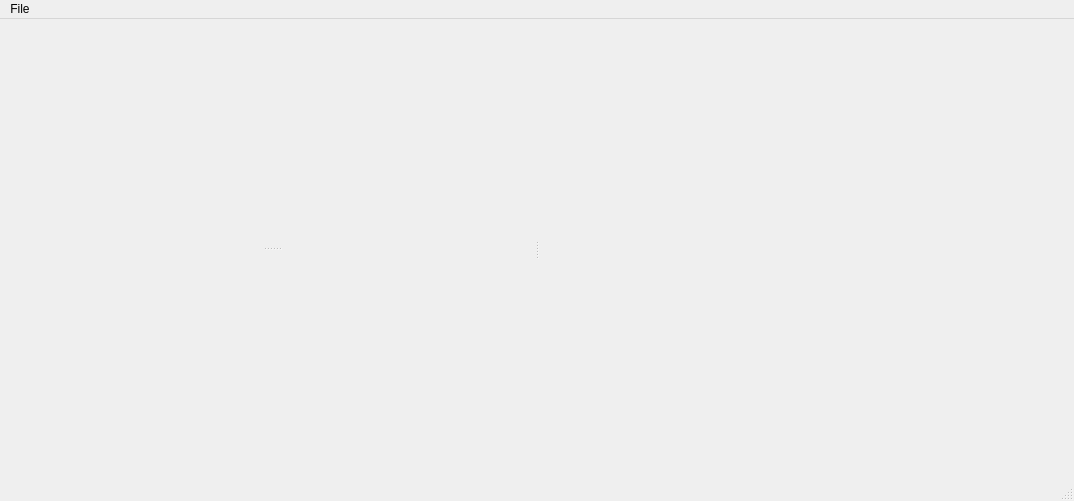
Qt form MainGUI.ui (OpenEngineDK/projects-AssetViewer) before a commit.
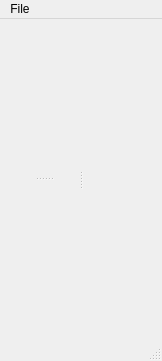
The same form after that commit.

Commit message: Fixed window and menu quit.

```diff
--- a/MainGUI.ui
+++ b/MainGUI.ui
@@ -5,8 +5,8 @@
    <rect>
     <x>0</x>
     <y>0</y>
-    <width>1074</width>
-    <height>501</height>
+    <width>162</width>
+    <height>361</height>
    </rect>
   </property>
   <property name="windowTitle" >
@@ -42,7 +42,7 @@
     <rect>
      <x>0</x>
      <y>0</y>
-     <width>1074</width>
+     <width>162</width>
      <height>26</height>
     </rect>
    </property>
```
Left out of the diff: 22 changed lines with no effect on the pictures. The commit also changes 2 other files.
